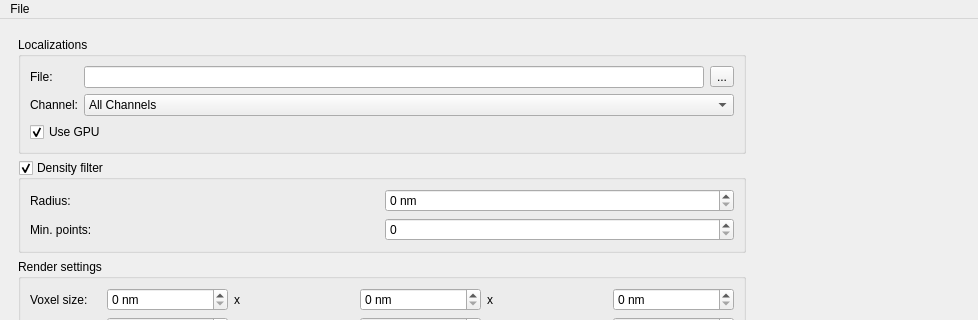
Qt form NanoMito3D/MainWindow.ui (CURTLab/NanoMito3D-Platform) before a commit; both pictures show x 0 to 978 and y 0 to 320 of the 978 by 748 pixel window.
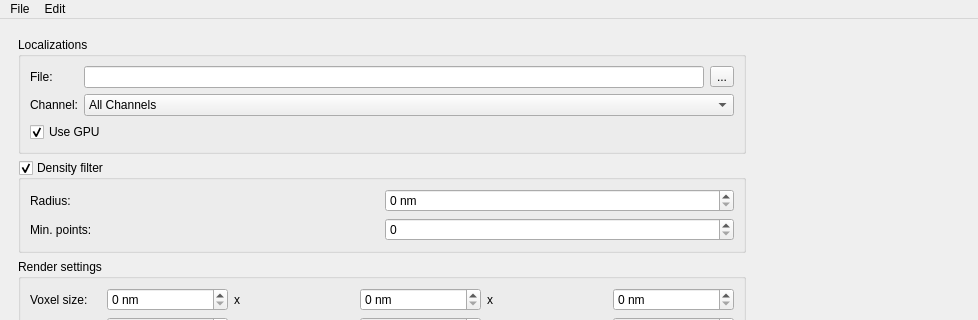
The same form after that commit. Custom widgets are drawn as their Qt base class.

Patch:
```diff
--- a/NanoMito3D/MainWindow.ui
+++ b/NanoMito3D/MainWindow.ui
@@ -397,7 +397,14 @@
     </widget>
     <addaction name="menuExport"/>
    </widget>
+   <widget class="QMenu" name="menuEdit">
+    <property name="title">
+     <string>Edit</string>
+    </property>
+    <addaction name="actionSetBackgroundColor"/>
+   </widget>
    <addaction name="menuFile"/>
+   <addaction name="menuEdit"/>
   </widget>
   <widget class="QStatusBar" name="statusbar"/>
   <action name="actionExportVolume">
```
Left out of the diff: 5 changed lines with no effect on the pictures.
